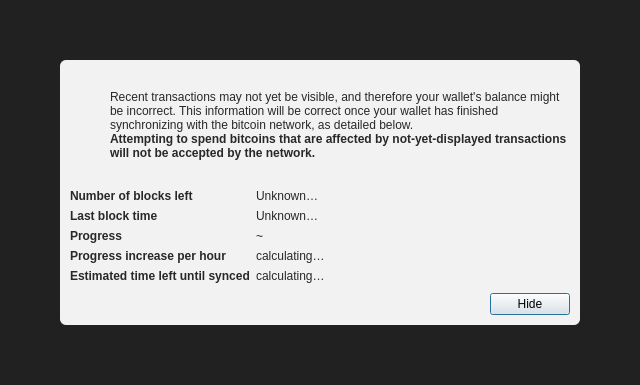
Qt form src/qt/forms/modaloverlay.ui (dimmarvel/newbellcoin) before a commit.
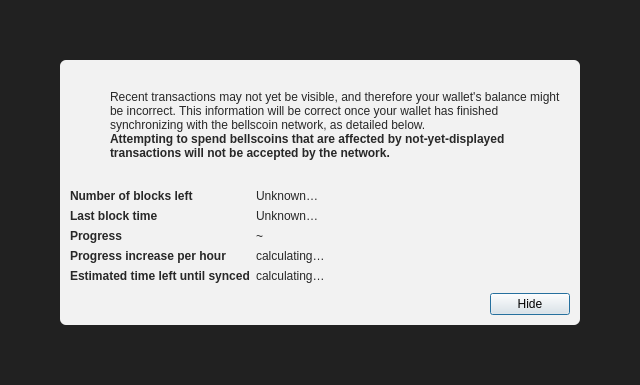
The same form after that commit. Icons and pictures are not drawn.

```diff
--- a/src/qt/forms/modaloverlay.ui
+++ b/src/qt/forms/modaloverlay.ui
@@ -130,7 +130,7 @@
              <item>
               <widget class="QLabel" name="infoText">
                <property name="text">
-                <string>Recent transactions may not yet be visible, and therefore your wallet's balance might be incorrect. This information will be correct once your wallet has finished synchronizing with the bitcoin network, as detailed below.</string>
+                <string>Recent transactions may not yet be visible, and therefore your wallet's balance might be incorrect. This information will be correct once your wallet has finished synchronizing with the bellscoin network, as detailed below.</string>
                </property>
                <property name="textFormat">
                 <enum>Qt::RichText</enum>
@@ -149,7 +149,7 @@
                 </font>
                </property>
                <property name="text">
-                <string>Attempting to spend bitcoins that are affected by not-yet-displayed transactions will not be accepted by the network.</string>
+                <string>Attempting to spend bellscoins that are affected by not-yet-displayed transactions will not be accepted by the network.</string>
                </property>
                <property name="textFormat">
                 <enum>Qt::RichText</enum>
```
